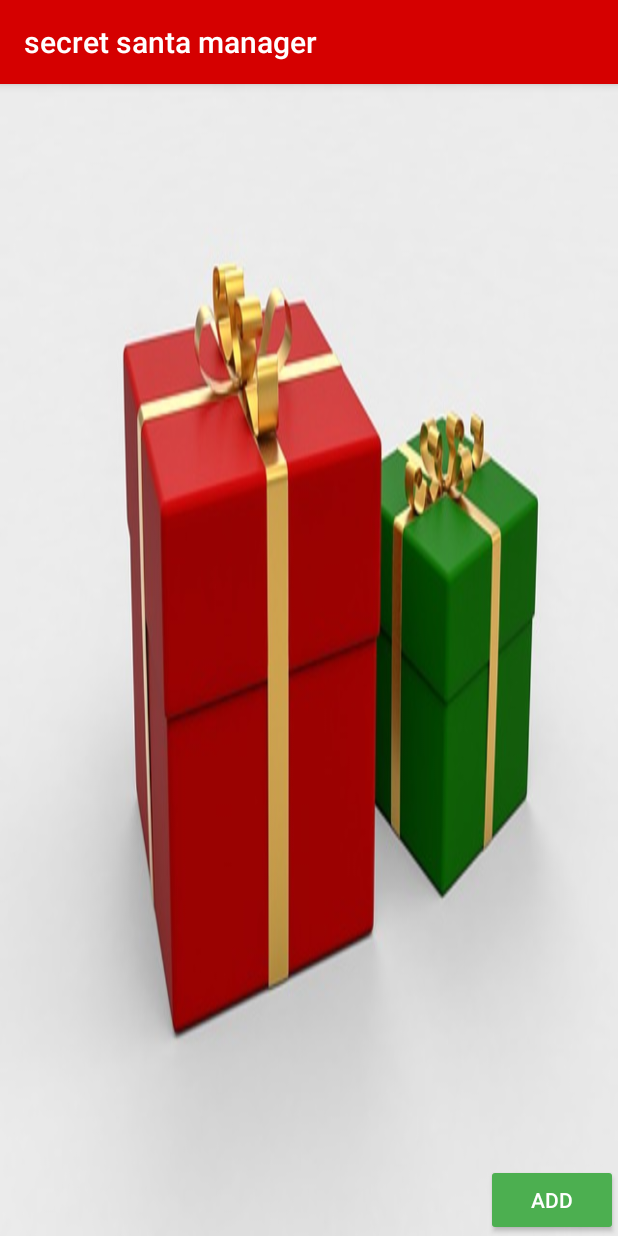
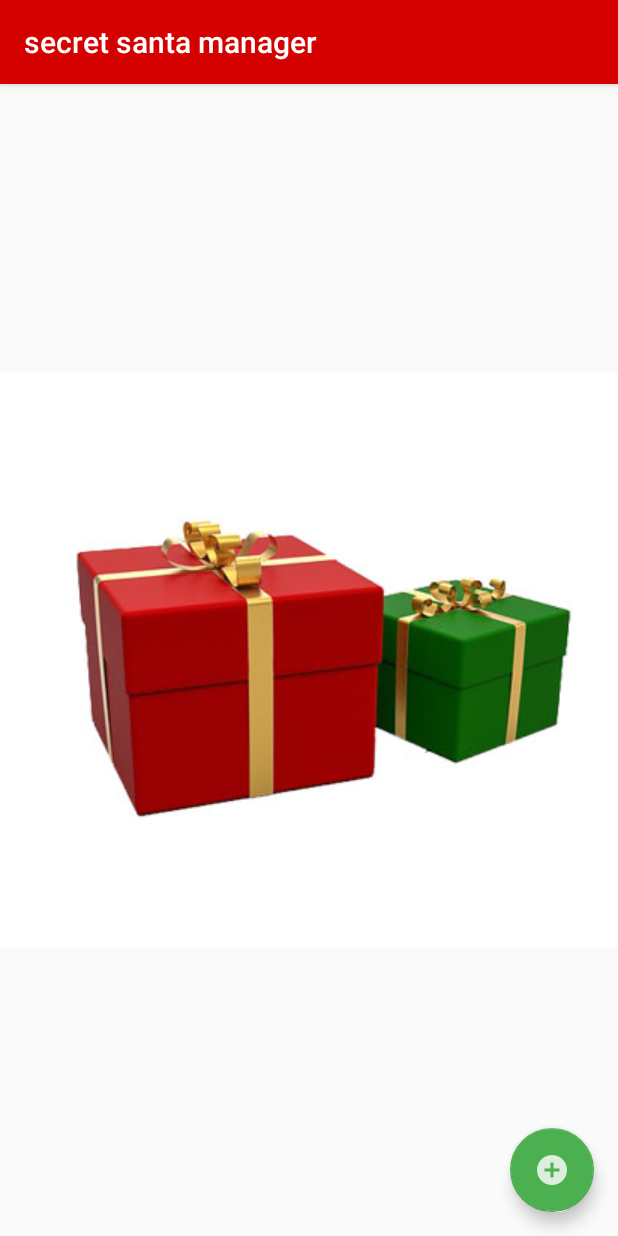
Before and after one commit to ThomasKozsir/secret-santa-manager, an Android app: the screen it shows after launch (MainActivity), on a phone screen of 412 x 824 dp. Run offline under Robolectric (Android 15) with nearby library versions, the phone set to English and light mode, and no system bars.

Commit message:
present looks nice, addSanta Screen done, cancel and save button with function

```diff
--- a/app/build.gradle
+++ b/app/build.gradle
@@ -26,5 +26,6 @@ dependencies {
     })
     compile 'com.android.support:appcompat-v7:25.3.1'
     compile 'com.android.support.constraint:constraint-layout:1.0.2'
+    compile 'com.android.support:design:25.0.1' //von mir hinzugefügt, für floating action button
     testCompile 'junit:junit:4.12'
 }
--- a/app/src/main/java/de/noobits/secretsantamanager/MainActivity.java
+++ b/app/src/main/java/de/noobits/secretsantamanager/MainActivity.java
@@ -1,24 +1,79 @@
 package de.noobits.secretsantamanager;
 
 import android.content.Intent;
+import android.support.design.widget.FloatingActionButton;
 import android.support.v7.app.AppCompatActivity;
 import android.os.Bundle;
 import android.view.View;
+import android.widget.ArrayAdapter;
 import android.widget.Button;
+import android.widget.EditText;
+import android.widget.ListView;
+
+import java.util.ArrayList;
 
 public class MainActivity extends AppCompatActivity {
-    private Button addButton;
+    private FloatingActionButton addButton;
+    private ArrayList<Santa> santaArrayList;
+    private ArrayAdapter<String> adapter;
+    private ListView listView;
+    private String[] santaData;
+    private Santa newSanta;
 
     @Override
     protected void onCreate(Bundle savedInstanceState) {
         super.onCreate(savedInstanceState);
         setContentView(R.layout.activity_main);
 
-        addButton = (Button) findViewById(R.id.addButton);
+        addButton = (FloatingActionButton) findViewById(R.id.fab_add);
+        listView = (ListView) findViewById(R.id.ListViewSecretSantas);
+
+        santaArrayList = new ArrayList<Santa>();
+
+        tryGetNewSantaData(savedInstanceState);
     }
+
+
 
     public void clickAddButton(View v){
         Intent intent = new Intent(MainActivity.this, AddSecretSantaActivity.class);
         MainActivity.this.startActivity(intent);
     }
+
+    /**
+     * Try to get new santa data if returned from AddSecretSantaActivity.
+     * @param savedInstanceState
+     */
+    private void tryGetNewSantaData(Bundle savedInstanceState){
+        if (savedInstanceState == null) {
+            Bundle extras = getIntent().getExtras();
+            if(extras != null) {
+                    santaData = (String[])extras.get("santaData");
+            }
+        } else {
+            santaData= (String[]) savedInstanceState.getSerializable("santaData");
+        }
+
+        putSantaToList();
+    }
+
+    /**
+     * Adds a new Santa to the list. Resets the newSanta after that.
+     */
+    private void putSantaToList(){
+        if(newSanta != null){
+            Santa newSanta = new Santa(((EditText)findViewById(R.id.edit_text_forename)).getText().toString(),
+                    ((EditText)findViewById(R.id.edit_text_name)).getText().toString(),
+                    ((EditText)findViewById(R.id.edit_text_email)).getText().toString());
+            santaArrayList.add(newSanta);
+
+            //adapter = new ArrayAdapter<String>(//TODO: fill with parameters);
+            listView.setAdapter(adapter);
+
+            //TODO: initialise adapter and add it to the listView
+
+        }
+
+
+    }
 }
--- /dev/null
+++ b/app/src/main/res/drawable/present_crop.xml
@@ -0,0 +1,5 @@
+<?xml version="1.0" encoding="utf-8"?>
+<bitmap android:src="@drawable/present" xmlns:android="http://schemas.android.com/apk/res/android"
+    android:gravity="center">
+
+</bitmap>
--- a/app/src/main/res/layout/activity_main.xml
+++ b/app/src/main/res/layout/activity_main.xml
@@ -1,28 +1,49 @@
 <?xml version="1.0" encoding="utf-8"?>
-<LinearLayout xmlns:android="http://schemas.android.com/apk/res/android"
+<android.support.design.widget.CoordinatorLayout xmlns:android="http://schemas.android.com/apk/res/android"
+    xmlns:app="http://schemas.android.com/apk/res-auto"
     android:orientation="vertical" android:layout_width="match_parent"
     android:layout_height="match_parent"
-    android:background="@drawable/present">
+    android:background="@drawable/present_crop">
 
+
+    <ListView
+        android:id="@+id/ListViewSecretSantas"
+        android:layout_width="match_parent"
+        android:layout_height="match_parent"
+        android:divider="#ffffffff"
+        android:dividerHeight="1dp"/>
+
+    <!-- helper textview to add space for the add button -->
+    <TextView
+        android:layout_width="match_parent"
+        android:layout_height="0dp"
+        android:layout_weight="3"/>
 
     <LinearLayout
         android:layout_width="match_parent"
         android:layout_height="wrap_content"
-        android:layout_weight="1"
         android:orientation="horizontal">
+
 
         <TextView
             android:layout_width="0dp"
             android:layout_height="0dp"
-            android:layout_weight="5"/>
-        <Button
-            android:id="@+id/addButton"
-            style="@style/Widget.AppCompat.Button.Colored"
-            android:layout_width="wrap_content"
-            android:layout_height="wrap_content"
-            android:layout_gravity="bottom"
-            android:text="@string/add"
-            android:onClick="clickAddButton"/>
+            android:layout_weight="5" />
     </LinearLayout>
 
-</LinearLayout>
+    <!--floating action button to add new santas-->
+    <android.support.design.widget.FloatingActionButton
+        android:id="@+id/fab_add"
+        android:layout_width="wrap_content"
+        android:layout_height="wrap_content"
+        android:layout_margin="16dp"
+        android:clickable="true"
+        app:layout_anchor="@id/ListViewSecretSantas"
+        app:layout_anchorGravity="bottom|right|end"
+        android:onClick="clickAddButton"
+        android:src="@drawable/ic_fab_add"
+    />
+
+
+
+</android.support.design.widget.CoordinatorLayout>
--- a/app/src/main/res/layout/add_secret_santa.xml
+++ b/app/src/main/res/layout/add_secret_santa.xml
@@ -104,14 +104,16 @@
                 android:layout_width="0dp"
                 android:layout_height="wrap_content"
                 android:layout_weight="2"
-                android:text="@string/cancel"/>
+                android:text="@string/cancel"
+                android:onClick="clickCancelButton"/>
             <Button
                 android:id="@+id/button_save"
                 android:layout_width="0dp"
                 android:layout_height="wrap_content"
                 android:layout_marginRight="16dp"
                 android:layout_weight="2"
-                android:text="@string/save" />
+                android:text="@string/save"
+                android:onClick="clickSaveButton"/>
         </LinearLayout>
 
     </LinearLayout>
```
Also changed, not shown: app/src/main/java/de/noobits/secretsantamanager/AddSecretSantaActivity.java (+37 -0 lines), app/src/main/java/de/noobits/secretsantamanager/Santa.java (added, +47 -0 lines), app/src/main/res/drawable-hdpi/ic_fab_add.png (added), app/src/main/res/drawable-mdpi/ic_fab_add.png (added), app/src/main/res/drawable-xhdpi/ic_fab_add.png (added), app/src/main/res/drawable-xxhdpi/ic_fab_add.png (added), app/src/main/res/drawable/present.jpg, app/src/main/res/mipmap-hdpi/ic_launcher.png, app/src/main/res/mipmap-mdpi/ic_launcher.png, app/src/main/res/mipmap-xhdpi/ic_launcher.png, app/src/main/res/mipmap-xxhdpi/ic_launcher.png, app/src/main/res/mipmap-xxxhdpi/ic_launcher.png.
